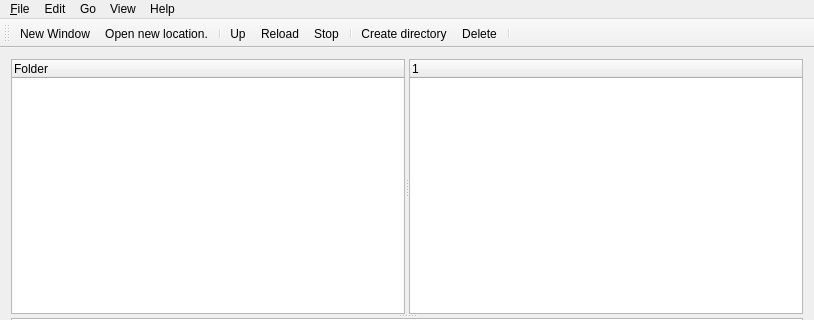
Above: src/arcstorage-ui/mainwindow.ui from jonaslindemann/arc-gui-clients before the change; both pictures show x 0 to 814 and y 0 to 320 of the 814 by 606 pixel window. Below: the same form after it.
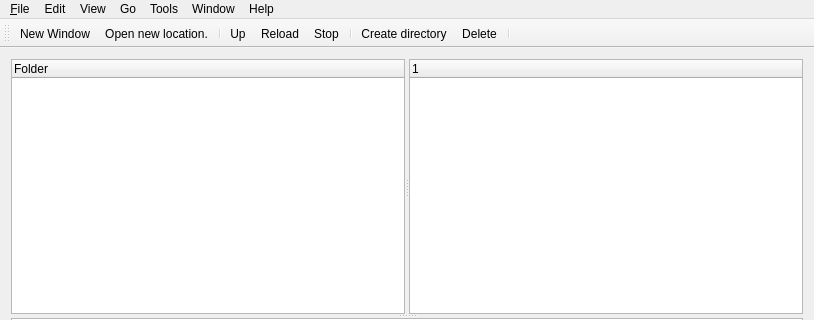
That is the form after the change. Icons and pictures are not drawn. Custom widgets are drawn as their Qt base class.

Commit message: Added tools menu. Rearranged menus. Initial implementation of a windows list menu.

```diff
--- a/src/arcstorage-ui/mainwindow.ui
+++ b/src/arcstorage-ui/mainwindow.ui
@@ -213,10 +213,26 @@
     </property>
     <addaction name="actionShowTransferList"/>
    </widget>
+   <widget class="QMenu" name="menuTools">
+    <property name="title">
+     <string>Tools</string>
+    </property>
+    <addaction name="actionConvertCertificates"/>
+    <addaction name="actionCreateProxyCert"/>
+    <addaction name="actionJobSubmissionTool"/>
+    <addaction name="actionJobManager"/>
+   </widget>
+   <widget class="QMenu" name="menuWindow">
+    <property name="title">
+     <string>Window</string>
+    </property>
+   </widget>
    <addaction name="menu_File"/>
    <addaction name="menuEdit"/>
-   <addaction name="menuGo"/>
    <addaction name="menuView"/>
+   <addaction name="menuGo"/>
+   <addaction name="menuTools"/>
+   <addaction name="menuWindow"/>
    <addaction name="menuHelp"/>
   </widget>
   <widget class="QToolBar" name="mainToolBar">
```
Left out of the diff: 25 changed lines with no effect on the pictures. The commit also changes 10 other files.
